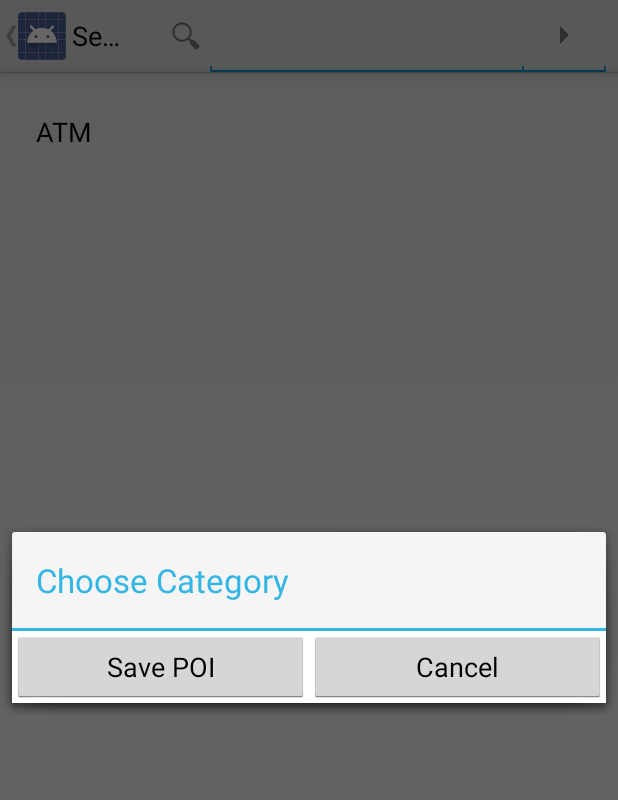
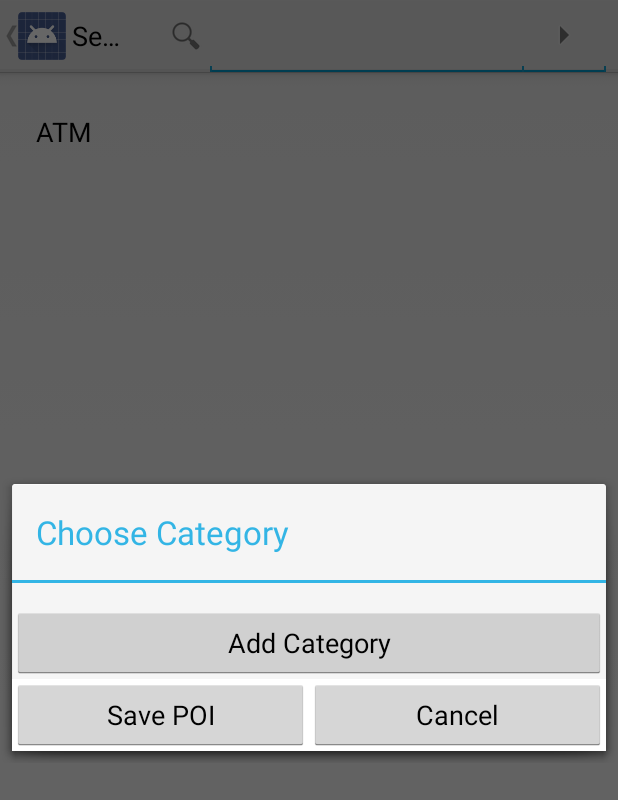
Before and after one commit to rluick15/android-blocspot, an Android app: the fragment SavePoiDialogFragment placed in its activity, on a phone screen of 412 x 824 dp. Shown: the top 800 px of the screen. Run offline under Robolectric (Android 15) with nearby library versions, the phone set to English and light mode, and no system bars; 1 statement that could not run was skipped.

Commit message:
add "add category" button to SavePoiDialogFragment

```diff
--- a/BlocSpot/src/main/java/com/bloc/blocspot/ui/fragments/SavePoiDialogFragment.java
+++ b/BlocSpot/src/main/java/com/bloc/blocspot/ui/fragments/SavePoiDialogFragment.java
@@ -55,6 +55,7 @@ public class SavePoiDialogFragment extends DialogFragment {
 
         mListView = (ListView) rootView.findViewById(R.id.categoryList);
         SavePoiListAdapter adapter = new SavePoiListAdapter(mContext, categories);
+        mListView.setChoiceMode(mListView.CHOICE_MODE_SINGLE);
         mListView.setAdapter(adapter);
 
         return rootView;
--- a/BlocSpot/src/main/res/layout/fragment_save_poi_dialog.xml
+++ b/BlocSpot/src/main/res/layout/fragment_save_poi_dialog.xml
@@ -9,12 +9,21 @@
         android:layout_height="wrap_content"
         android:layout_alignParentLeft="true"
         android:layout_alignParentTop="true"
-        android:layout_alignParentStart="true"/>
+        android:layout_alignParentStart="true"
+        android:layout_marginBottom="@dimen/activity_vertical_margin"/>
+
+    <Button
+        android:id="@+id/addButton"
+        android:layout_below="@+id/categoryList"
+        android:text="Add Category"
+        android:layout_width="match_parent"
+        android:layout_height="wrap_content"
+        android:layout_alignParentLeft="true"/>
 
     <LinearLayout
         android:id="@+id/buttons"
         android:background="@android:color/white"
-        android:layout_below="@+id/categoryList"
+        android:layout_below="@+id/addButton"
         android:orientation="horizontal"
         android:layout_width="match_parent"
         android:layout_height="wrap_content">
--- a/BlocSpot/src/main/res/values/strings.xml
+++ b/BlocSpot/src/main/res/values/strings.xml
@@ -37,5 +37,6 @@
     <string name="button_cancel">Cancel</string>
     <string name="button_save_poi">Save POI</string>
     <string name="title_save_poi_dialog">Choose Category</string>
+    <string name="button_add_category">Add Category</string>
 
 </resources>
```
